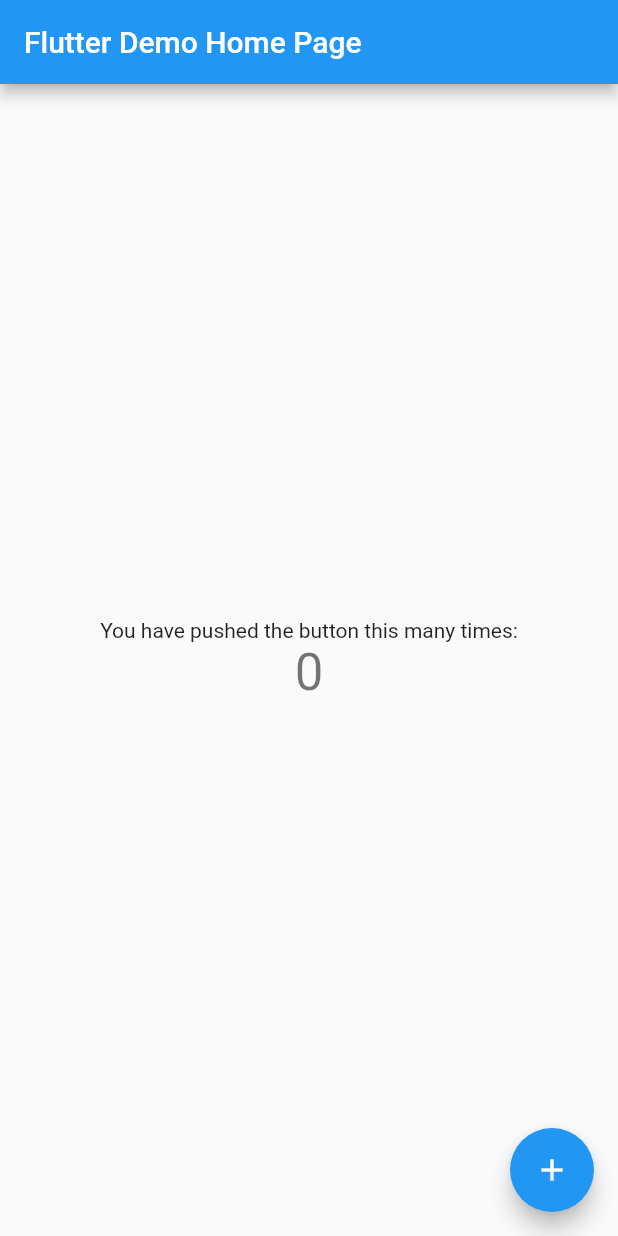
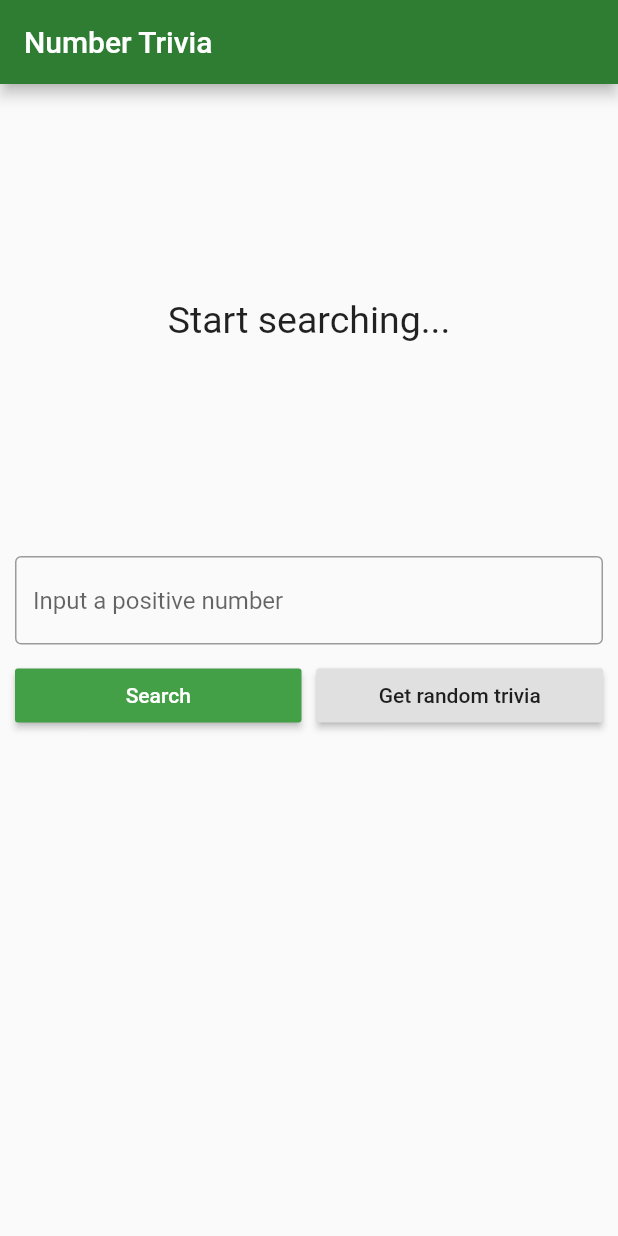
Before and after one commit to tyrchen/flutter_clean_arch, a Flutter app: the screen it shows after launch, on a phone screen of 412 x 824 dp. Run offline on Flutter 3.47's test engine with Material 2 defaults, Android fonts, the phone set to English and light mode, and no system bars; our stand-ins replace bloc, dartz, data_connection_checker, equatable, flutter_bloc, get_it and 1 more.

Commit message:
finished 14th class

```diff
--- a/lib/features/number_trivia/presentation/bloc/number_trivial_bloc.dart
+++ b/lib/features/number_trivia/presentation/bloc/number_trivial_bloc.dart
@@ -17,12 +17,12 @@
 
 typedef Future<Either<Failure, NumberTrivia>> _GetResult();
 
-class NumberTrivialBloc extends Bloc<NumberTrivialEvent, NumberTrivialState> {
+class NumberTriviaBloc extends Bloc<NumberTriviaEvent, NumberTriviaState> {
   final GetConcreteNumberTrivia concrete;
   final GetRandomNumberTrivia random;
   final InputConverter converter;
 
-  NumberTrivialBloc({
+  NumberTriviaBloc({
     @required this.concrete,
     @required this.random,
     @required this.converter,
@@ -30,11 +30,11 @@
         assert(random != null),
         assert(converter != null);
   @override
-  NumberTrivialState get initialState => Empty();
+  NumberTriviaState get initialState => Empty();
 
   @override
-  Stream<NumberTrivialState> mapEventToState(
-    NumberTrivialEvent event,
+  Stream<NumberTriviaState> mapEventToState(
+    NumberTriviaEvent event,
   ) async* {
     if (event is GetTriviaForConcreteNumber) {
       final converted = converter.stringToUnsigned(event.numberString);
@@ -51,7 +51,7 @@
     }
   }
 
-  Stream<NumberTrivialState> _loadData(_GetResult getResult) async* {
+  Stream<NumberTriviaState> _loadData(_GetResult getResult) async* {
     yield Loading();
     final result = await getResult();
 
--- a/lib/features/number_trivia/presentation/bloc/number_trivial_event.dart
+++ b/lib/features/number_trivia/presentation/bloc/number_trivial_event.dart
@@ -1,10 +1,10 @@
 part of 'number_trivial_bloc.dart';
 
-abstract class NumberTrivialEvent extends Equatable {
-  const NumberTrivialEvent();
+abstract class NumberTriviaEvent extends Equatable {
+  const NumberTriviaEvent();
 }
 
-class GetTriviaForConcreteNumber extends NumberTrivialEvent {
+class GetTriviaForConcreteNumber extends NumberTriviaEvent {
   final String numberString;
 
   GetTriviaForConcreteNumber(this.numberString);
@@ -13,7 +13,7 @@
   List<Object> get props => [numberString];
 }
 
-class GetTriviaForRandomNumber extends NumberTrivialEvent {
+class GetTriviaForRandomNumber extends NumberTriviaEvent {
   @override
   List<Object> get props => [];
 }
--- a/lib/features/number_trivia/presentation/bloc/number_trivial_state.dart
+++ b/lib/features/number_trivia/presentation/bloc/number_trivial_state.dart
@@ -1,17 +1,17 @@
 part of 'number_trivial_bloc.dart';
 
-abstract class NumberTrivialState extends Equatable {
-  const NumberTrivialState();
+abstract class NumberTriviaState extends Equatable {
+  const NumberTriviaState();
 
   @override
   List<Object> get props => [];
 }
 
-class Empty extends NumberTrivialState {}
+class Empty extends NumberTriviaState {}
 
-class Loading extends NumberTrivialState {}
+class Loading extends NumberTriviaState {}
 
-class Loaded extends NumberTrivialState {
+class Loaded extends NumberTriviaState {
   final NumberTrivia trivia;
 
   Loaded({@required this.trivia});
@@ -20,7 +20,7 @@
   List<Object> get props => [trivia];
 }
 
-class Error extends NumberTrivialState {
+class Error extends NumberTriviaState {
   final String message;
 
   Error({@required this.message});
--- /dev/null
+++ b/lib/features/number_trivia/presentation/pages/number_trivia_page.dart
@@ -0,0 +1,55 @@
+import 'package:clean_arch/features/number_trivia/number_trivia.dart';
+import 'package:clean_arch/features/number_trivia/presentation/widgets/widgets.dart';
+import 'package:clean_arch/injection_container.dart';
+import 'package:flutter/material.dart';
+import 'package:flutter_bloc/flutter_bloc.dart';
+
+class NumberTriviaPage extends StatelessWidget {
+  @override
+  Widget build(BuildContext context) {
+    return Scaffold(
+      appBar: AppBar(
+        title: Text('Number Trivia'),
+      ),
+      body: _buildBody(context),
+    );
+  }
+
+  Widget _buildBody(BuildContext context) {
+    return SingleChildScrollView(
+      child: BlocProvider(
+        create: (BuildContext context) => sl<NumberTriviaBloc>(),
+        child: Center(
+          child: Padding(
+            padding: const EdgeInsets.all(10.0),
+            child: Column(
+              children: <Widget>[
+                SizedBox(height: 10),
+                // Top half
+                Container(
+                  height: MediaQuery.of(context).size.height / 3,
+                  child: BlocBuilder<NumberTriviaBloc, NumberTriviaState>(
+                    builder: (context, state) {
+                      if (state is Loading) {
+                        return LoadingWidget();
+                      }
+                      if (state is Loaded)
+                        return TriviaDisplay(trivia: state.trivia);
+                      if (state is Empty)
+                        return MessageDisplay(message: 'Start searching...');
+                      if (state is Error)
+                        return MessageDisplay(message: state.message);
+                    },
+                  ),
+                ),
+                SizedBox(height: 20),
+                // Bottom half
+                TrviaControl(),
+              ],
+            ),
+          ),
+        ),
+      ),
+    );
+  }
+}
--- /dev/null
+++ b/lib/features/number_trivia/presentation/widgets/message_display.dart
@@ -0,0 +1,24 @@
+import 'package:flutter/material.dart';
+
+class MessageDisplay extends StatelessWidget {
+  final String message;
+  const MessageDisplay({
+    Key key,
+    @required this.message,
+  }) : super(key: key);
+
+  @override
+  Widget build(BuildContext context) {
+    return Container(
+      child: Center(
+        child: SingleChildScrollView(
+          child: Text(
+            message,
+            style: TextStyle(fontSize: 25),
+            textAlign: TextAlign.center,
+          ),
+        ),
+      ),
+    );
+  }
+}
--- /dev/null
+++ b/lib/features/number_trivia/presentation/widgets/trivia_control.dart
@@ -0,0 +1,68 @@
+import 'package:clean_arch/features/number_trivia/number_trivia.dart';
+import 'package:flutter/material.dart';
+import 'package:flutter_bloc/flutter_bloc.dart';
+
+class TrviaControl extends StatefulWidget {
+  const TrviaControl({
+    Key key,
+  }) : super(key: key);
+
+  @override
+  _TrviaControlState createState() => _TrviaControlState();
+}
+
+class _TrviaControlState extends State<TrviaControl> {
+  final _controller = TextEditingController();
+  String inputStr;
+  @override
+  Widget build(BuildContext context) {
+    return Column(
+      children: [
+        TextField(
+          controller: _controller,
+          keyboardType: TextInputType.number,
+          decoration: InputDecoration(
+            border: OutlineInputBorder(),
+            hintText: 'Input a positive number',
+          ),
+          onChanged: (value) {
+            inputStr = value;
+          },
+          onSubmitted: (_) => dispatchConconcrete(),
+        ),
+        SizedBox(height: 10),
+        Row(
+          children: [
+            Expanded(
+              child: RaisedButton(
+                child: Text('Search'),
+                color: Theme.of(context).accentColor,
+                textTheme: ButtonTextTheme.primary,
+                onPressed: dispatchConconcrete,
+              ),
+            ),
+            SizedBox(width: 10),
+            Expanded(
+              child: RaisedButton(
+                child: Text('Get random trivia'),
+                onPressed: dispatchRandom,
+              ),
+            ),
+          ],
+        )
+      ],
+    );
+  }
+
+  void dispatchConconcrete() {
+    _controller.clear();
+    final NumberTriviaBloc _bloc = BlocProvider.of(context);
+    if (inputStr == null) return _bloc.add(GetTriviaForRandomNumber());
+    _bloc.add(GetTriviaForConcreteNumber(inputStr));
+  }
+
+  void dispatchRandom() {
+    _controller.clear();
+    BlocProvider.of<NumberTriviaBloc>(context)..add(GetTriviaForRandomNumber());
+  }
+}
--- /dev/null
+++ b/lib/features/number_trivia/presentation/widgets/widgets.dart
@@ -0,0 +1,4 @@
+export 'loading_widget.dart';
+export 'message_display.dart';
+export 'trivia_display.dart';
+export 'trivia_control.dart';
--- /dev/null
+++ b/lib/features/presentation.dart
@@ -0,0 +1,3 @@
+export 'number_trivia/presentation/pages/number_trivia_page.dart';
+export 'number_trivia/presentation/bloc/number_trivial_bloc.dart';
+export 'number_trivia/presentation/widgets/widgets.dart';
--- a/lib/injection_container.dart
+++ b/lib/injection_container.dart
@@ -10,7 +10,7 @@
 Future<void> init() async {
   //! Features - Number Trivia
   sl.registerFactory(
-    () => NumberTrivialBloc(
+    () => NumberTriviaBloc(
       concrete: sl(),
       random: sl(),
       converter: sl(),
--- a/lib/main.dart
+++ b/lib/main.dart
@@ -1,3 +1,4 @@
+import 'package:clean_arch/features/presentation.dart';
 import 'package:flutter/material.dart';
 import 'injection_container.dart' as di;
 
@@ -8,113 +9,16 @@
 }
 
 class MyApp extends StatelessWidget {
-  // This widget is the root of your application.
   @override
   Widget build(BuildContext context) {
     return MaterialApp(
-      title: 'Flutter Demo',
+      title: 'Number Trivia',
+      debugShowCheckedModeBanner: false,
       theme: ThemeData(
-        // This is the theme of your application.
-        //
-        // Try running your application with "flutter run". You'll see the
-        // application has a blue toolbar. Then, without quitting the app, try
-        // changing the primarySwatch below to Colors.green and then invoke
-        // "hot reload" (press "r" in the console where you ran "flutter run",
-        // or simply save your changes to "hot reload" in a Flutter IDE).
-        // Notice that the counter didn't reset back to zero; the application
-        // is not restarted.
-        primarySwatch: Colors.blue,
-        // This makes the visual density adapt to the platform that you run
-        // the app on. For desktop platforms, the controls will be smaller and
-        // closer together (more dense) than on mobile platforms.
-        visualDensity: VisualDensity.adaptivePlatformDensity,
+        primaryColor: Colors.green.shade800,
+        accentColor: Colors.green.shade600,
       ),
-      home: MyHomePage(title: 'Flutter Demo Home Page'),
+      home: NumberTriviaPage(),
     );
   }
 }
-
-class MyHomePage extends StatefulWidget {
-  MyHomePage({Key key, this.title}) : super(key: key);
-
-  // This widget is the home page of your application. It is stateful, meaning
-  // that it has a State object (defined below) that contains fields that affect
-  // how it looks.
-
-  // This class is the configuration for the state. It holds the values (in this
-  // case the title) provided by the parent (in this case the App widget) and
-  // used by the build method of the State. Fields in a Widget subclass are
-  // always marked "final".
-
-  final String title;
-
-  @override
-  _MyHomePageState createState() => _MyHomePageState();
-}
-
-class _MyHomePageState extends State<MyHomePage> {
-  int _counter = 0;
-
-  void _incrementCounter() {
-    setState(() {
-      // This call to setState tells the Flutter framework that something has
-      // changed in this State, which causes it to rerun the build method below
-      // so that the display can reflect the updated values. If we changed
-      // _counter without calling setState(), then the build method would not be
-      // called again, and so nothing would appear to happen.
-      _counter++;
-    });
-  }
-
-  @override
-  Widget build(BuildContext context) {
-    // This method is rerun every time setState is called, for instance as done
-    // by the _incrementCounter method above.
-    //
-    // The Flutter framework has been optimized to make rerunning build methods
-    // fast, so that you can just rebuild anything that needs updating rather
-    // than having to individually change instances of widgets.
-    return Scaffold(
-      appBar: AppBar(
-        // Here we take the value from the MyHomePage object that was created by
-        // the App.build method, and use it to set our appbar title.
-        title: Text(widget.title),
-      ),
-      body: Center(
-        // Center is a layout widget. It takes a single child and positions it
-        // in the middle of the parent.
-        child: Column(
-          // Column is also a layout widget. It takes a list of children and
-          // arranges them vertically. By default, it sizes itself to fit its
-          // children horizontally, and tries to be as tall as its parent.
-          //
-          // Invoke "debug painting" (press "p" in the console, choose the
-          // "Toggle Debug Paint" action from the Flutter Inspector in Android
-          // Studio, or the "Toggle Debug Paint" command in Visual Studio Code)
-          // to see the wireframe for each widget.
-          //
-          // Column has various properties to control how it sizes itself and
-          // how it positions its children. Here we use mainAxisAlignment to
-          // center the children vertically; the main axis here is the vertical
-          // axis because Columns are vertical (the cross axis would be
-          // horizontal).
-          mainAxisAlignment: MainAxisAlignment.center,
-          children: <Widget>[
-            Text(
-              'You have pushed the button this many times:',
-            ),
-            Text(
-              '$_counter',
-              style: Theme.of(context).textTheme.headline4,
-            ),
-          ],
-        ),
-      ),
-      floatingActionButton: FloatingActionButton(
-        onPressed: _incrementCounter,
-        tooltip: 'Increment',
-        child: Icon(Icons.add),
-      ), // This trailing comma makes auto-formatting nicer for build methods.
-    );
-  }
-}
```
Also changed, not shown: lib/features/number_trivia/presentation/widgets/loading_widget.dart (added, +12 -0 lines), lib/features/number_trivia/presentation/widgets/trivia_display.dart (added, +32 -0 lines), 4 other files.
